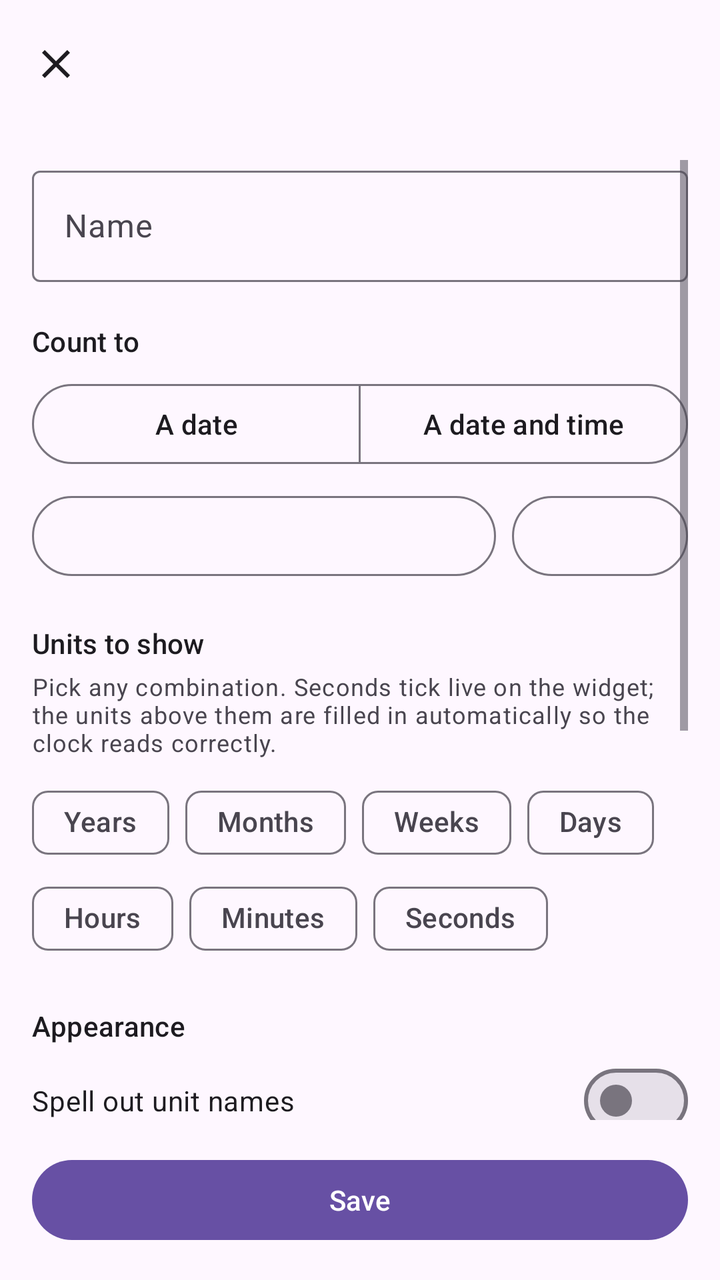
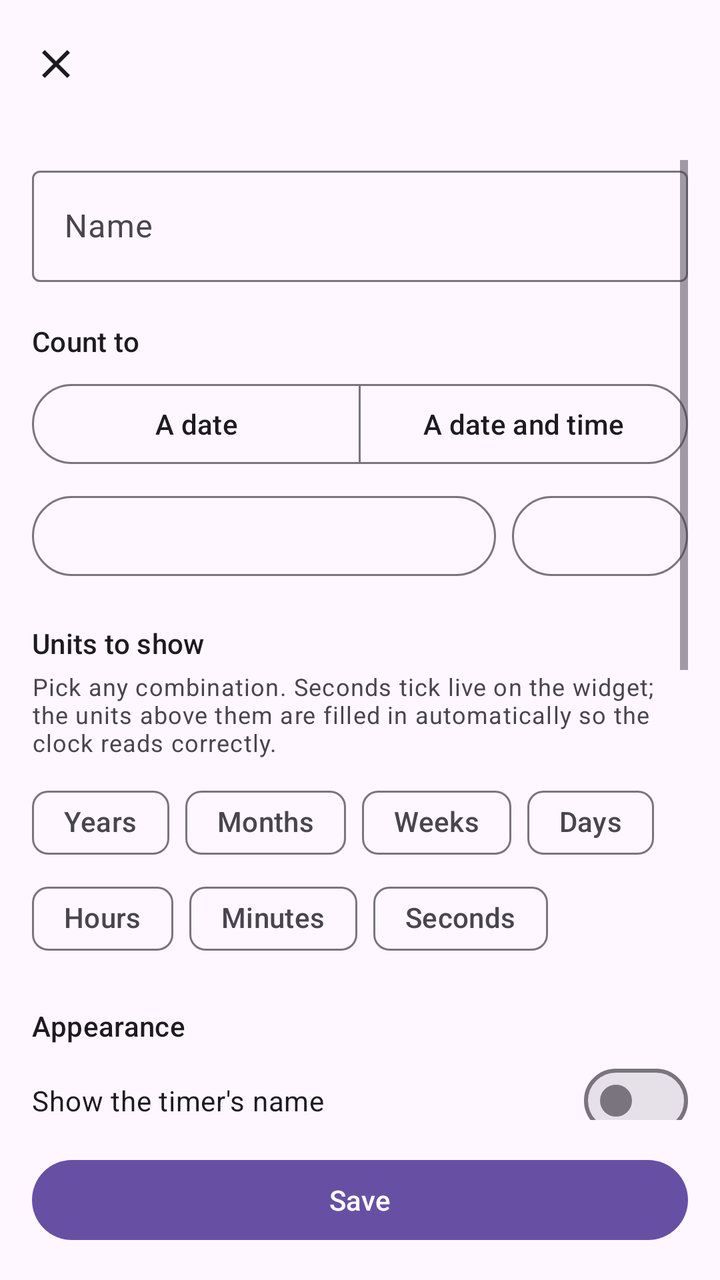

Before-and-after screenshots of an Android layout around one commit, followed by the original layout XML and the change that was made.
<!-- AndroidManifest.xml: application theme Theme.CountdownWidgets -->
<!-- res/layout/activity_edit_timer.xml -->
<?xml version="1.0" encoding="utf-8"?>
<LinearLayout xmlns:android="http://schemas.android.com/apk/res/android"
    xmlns:app="http://schemas.android.com/apk/res-auto"
    android:layout_width="match_parent"
    android:layout_height="match_parent"
    android:fitsSystemWindows="true"
    android:orientation="vertical">

    <com.google.android.material.appbar.AppBarLayout
        android:layout_width="match_parent"
        android:layout_height="wrap_content">

        <com.google.android.material.appbar.MaterialToolbar
            android:id="@+id/toolbar"
            android:layout_width="match_parent"
            android:layout_height="?attr/actionBarSize"
            app:navigationIcon="@drawable/ic_close" />
    </com.google.android.material.appbar.AppBarLayout>

    <ScrollView
        android:layout_width="match_parent"
        android:layout_height="0dp"
        android:layout_weight="1"
        android:clipToPadding="false"
        android:padding="@dimen/screen_margin">

        <LinearLayout
            android:layout_width="match_parent"
            android:layout_height="wrap_content"
            android:orientation="vertical">

            <com.google.android.material.textfield.TextInputLayout
                android:id="@+id/name_layout"
                style="@style/Widget.Material3.TextInputLayout.OutlinedBox"
                android:layout_width="match_parent"
                android:layout_height="wrap_content"
                android:hint="@string/timer_name">

                <com.google.android.material.textfield.TextInputEditText
                    android:id="@+id/name"
                    android:layout_width="match_parent"
                    android:layout_height="wrap_content"
                    android:inputType="textCapSentences"
                    android:maxLines="1" />
            </com.google.android.material.textfield.TextInputLayout>

            
            <TextView
                android:layout_width="match_parent"
                android:layout_height="wrap_content"
                android:paddingTop="@dimen/section_spacing"
                android:paddingBottom="8dp"
                android:text="@string/target_section"
                android:textAppearance="?attr/textAppearanceTitleSmall" />

            <com.google.android.material.button.MaterialButtonToggleGroup
                android:id="@+id/precision_group"
                android:layout_width="match_parent"
                android:layout_height="wrap_content"
                app:selectionRequired="true"
                app:singleSelection="true">

                <com.google.android.material.button.MaterialButton
                    android:id="@+id/precision_date"
                    style="?attr/materialButtonOutlinedStyle"
                    android:layout_width="0dp"
                    android:layout_height="wrap_content"
                    android:layout_weight="1"
                    android:text="@string/precision_date" />

                <com.google.android.material.button.MaterialButton
                    android:id="@+id/precision_date_time"
                    style="?attr/materialButtonOutlinedStyle"
                    android:layout_width="0dp"
                    android:layout_height="wrap_content"
                    android:layout_weight="1"
                    android:text="@string/precision_date_time" />
            </com.google.android.material.button.MaterialButtonToggleGroup>

            <LinearLayout
                android:layout_width="match_parent"
                android:layout_height="wrap_content"
                android:orientation="horizontal"
                android:paddingTop="8dp">

                <com.google.android.material.button.MaterialButton
                    android:id="@+id/date"
                    style="?attr/materialButtonOutlinedStyle"
                    android:layout_width="0dp"
                    android:layout_height="wrap_content"
                    android:layout_weight="1" />

                <com.google.android.material.button.MaterialButton
                    android:id="@+id/time"
                    style="?attr/materialButtonOutlinedStyle"
                    android:layout_width="wrap_content"
                    android:layout_height="wrap_content"
                    android:layout_marginStart="8dp" />
            </LinearLayout>

            
            <TextView
                android:layout_width="match_parent"
                android:layout_height="wrap_content"
                android:paddingTop="@dimen/section_spacing"
                android:paddingBottom="4dp"
                android:text="@string/units_section"
                android:textAppearance="?attr/textAppearanceTitleSmall" />

            <TextView
                android:id="@+id/units_hint"
                android:layout_width="match_parent"
                android:layout_height="wrap_content"
                android:paddingBottom="8dp"
                android:text="@string/units_hint"
                android:textAppearance="?attr/textAppearanceBodySmall" />

            <com.google.android.material.chip.ChipGroup
                android:id="@+id/calendar_units"
                android:layout_width="match_parent"
                android:layout_height="wrap_content">

                <com.google.android.material.chip.Chip
                    android:id="@+id/unit_year"
                    style="@style/Widget.Material3.Chip.Filter"
                    android:layout_width="wrap_content"
                    android:layout_height="wrap_content"
                    android:text="@string/unit_years" />

                <com.google.android.material.chip.Chip
                    android:id="@+id/unit_month"
                    style="@style/Widget.Material3.Chip.Filter"
                    android:layout_width="wrap_content"
                    android:layout_height="wrap_content"
                    android:text="@string/unit_months" />

                <com.google.android.material.chip.Chip
                    android:id="@+id/unit_week"
                    style="@style/Widget.Material3.Chip.Filter"
                    android:layout_width="wrap_content"
                    android:layout_height="wrap_content"
                    android:text="@string/unit_weeks" />

                <com.google.android.material.chip.Chip
                    android:id="@+id/unit_day"
                    style="@style/Widget.Material3.Chip.Filter"
                    android:layout_width="wrap_content"
                    android:layout_height="wrap_content"
                    android:text="@string/unit_days" />
            </com.google.android.material.chip.ChipGroup>

            <com.google.android.material.chip.ChipGroup
                android:id="@+id/clock_units"
                android:layout_width="match_parent"
                android:layout_height="wrap_content">

                <com.google.android.material.chip.Chip
                    android:id="@+id/unit_hour"
                    style="@style/Widget.Material3.Chip.Filter"
                    android:layout_width="wrap_content"
                    android:layout_height="wrap_content"
                    android:text="@string/unit_hours" />

                <com.google.android.material.chip.Chip
                    android:id="@+id/unit_minute"
                    style="@style/Widget.Material3.Chip.Filter"
                    android:layout_width="wrap_content"
                    android:layout_height="wrap_content"
                    android:text="@string/unit_minutes" />

                <com.google.android.material.chip.Chip
                    android:id="@+id/unit_second"
                    style="@style/Widget.Material3.Chip.Filter"
                    android:layout_width="wrap_content"
                    android:layout_height="wrap_content"
                    android:text="@string/unit_seconds" />
            </com.google.android.material.chip.ChipGroup>

            
            <TextView
                android:layout_width="match_parent"
                android:layout_height="wrap_content"
                android:paddingTop="@dimen/section_spacing"
                android:paddingBottom="4dp"
                android:text="@string/style_section"
                android:textAppearance="?attr/textAppearanceTitleSmall" />

            <com.google.android.material.materialswitch.MaterialSwitch
                android:id="@+id/long_labels"
                android:layout_width="match_parent"
                android:layout_height="wrap_content"
                android:minHeight="48dp"
                android:text="@string/long_labels" />

            <com.google.android.material.materialswitch.MaterialSwitch
                android:id="@+id/show_background"
                android:layout_width="match_parent"
                android:layout_height="wrap_content"
                android:minHeight="48dp"
                android:text="@string/show_background" />

            
            <TextView
                android:id="@+id/text_theme_label"
                android:layout_width="match_parent"
                android:layout_height="wrap_content"
                android:paddingTop="8dp"
                android:paddingBottom="8dp"
                android:text="@string/text_color"
                android:textAppearance="?attr/textAppearanceBodyMedium" />

            <com.google.android.material.button.MaterialButtonToggleGroup
                android:id="@+id/text_theme_group"
                android:layout_width="match_parent"
                android:layout_height="wrap_content"
                app:selectionRequired="true"
                app:singleSelection="true">

                <com.google.android.material.button.MaterialButton
                    android:id="@+id/text_theme_auto"
                    style="?attr/materialButtonOutlinedStyle"
                    android:layout_width="0dp"
                    android:layout_height="wrap_content"
                    android:layout_weight="1"
                    android:text="@string/text_color_auto" />

                <com.google.android.material.button.MaterialButton
                    android:id="@+id/text_theme_light"
                    style="?attr/materialButtonOutlinedStyle"
                    android:layout_width="0dp"
                    android:layout_height="wrap_content"
                    android:layout_weight="1"
                    android:text="@string/text_color_light" />

                <com.google.android.material.button.MaterialButton
                    android:id="@+id/text_theme_dark"
                    style="?attr/materialButtonOutlinedStyle"
                    android:layout_width="0dp"
                    android:layout_height="wrap_content"
                    android:layout_weight="1"
                    android:text="@string/text_color_dark" />
            </com.google.android.material.button.MaterialButtonToggleGroup>

            
            <TextView
                android:layout_width="match_parent"
                android:layout_height="wrap_content"
                android:paddingTop="@dimen/section_spacing"
                android:paddingBottom="8dp"
                android:text="@string/preview_section"
                android:textAppearance="?attr/textAppearanceTitleSmall" />

            <com.google.android.material.card.MaterialCardView
                android:id="@+id/preview_card"
                style="@style/Widget.Material3.CardView.Filled"
                android:layout_width="match_parent"
                android:layout_height="wrap_content">

                <LinearLayout
                    android:layout_width="match_parent"
                    android:layout_height="wrap_content"
                    android:gravity="center"
                    android:orientation="vertical"
                    android:padding="20dp">

                    
                    <TextView
                        android:id="@+id/preview_name"
                        android:layout_width="wrap_content"
                        android:layout_height="wrap_content"
                        android:paddingBottom="4dp"
                        android:textAppearance="?attr/textAppearanceBodySmall" />

                    <TextView
                        android:id="@+id/preview_value"
                        android:layout_width="wrap_content"
                        android:layout_height="wrap_content"
                        android:textAppearance="?attr/textAppearanceHeadlineMedium"
                        android:textColor="?attr/colorPrimary" />

                    <TextView
                        android:id="@+id/preview_footer"
                        android:layout_width="wrap_content"
                        android:layout_height="wrap_content"
                        android:paddingTop="4dp"
                        android:textAppearance="?attr/textAppearanceBodySmall" />
                </LinearLayout>
            </com.google.android.material.card.MaterialCardView>
        </LinearLayout>
    </ScrollView>

    <com.google.android.material.button.MaterialButton
        android:id="@+id/save"
        android:layout_width="match_parent"
        android:layout_height="wrap_content"
        android:layout_margin="@dimen/screen_margin"
        android:text="@string/save" />
</LinearLayout>
<!-- resources referenced by this layout -->
<resources>
  <dimen name="screen_margin">16dp</dimen>
  <dimen name="section_spacing">20dp</dimen>
  <!-- drawable ic_close (drawable) -->
  <?xml version="1.0" encoding="utf-8"?>
  <vector xmlns:android="http://schemas.android.com/apk/res/android"
      android:width="24dp"
      android:height="24dp"
      android:tint="?attr/colorOnSurface"
      android:viewportWidth="24"
      android:viewportHeight="24">
      <path
          android:fillColor="@android:color/white"
          android:pathData="M19,6.41L17.59,5 12,10.59 6.41,5 5,6.41 10.59,12 5,17.59 6.41,19 12,13.41 17.59,19 19,17.59 13.41,12z" />
  </vector>
  <string name="long_labels">Spell out unit names</string>
  <string name="precision_date">A date</string>
  <string name="precision_date_time">A date and time</string>
  <string name="preview_section">Preview</string>
  <string name="save">Save</string>
  <string name="show_background">Show a solid background behind the widget</string>
  <string name="style_section">Appearance</string>
  <string name="target_section">Count to</string>
  <string name="text_color">Text color on the wallpaper</string>
  <string name="text_color_auto">Auto</string>
  <string name="text_color_dark">Dark</string>
  <string name="text_color_light">Light</string>
  <string name="timer_name">Name</string>
  <string name="unit_days">Days</string>
  <string name="unit_hours">Hours</string>
  <string name="unit_minutes">Minutes</string>
  <string name="unit_months">Months</string>
  <string name="unit_seconds">Seconds</string>
  <string name="unit_weeks">Weeks</string>
  <string name="unit_years">Years</string>
  <string name="units_hint">Pick any combination. Seconds tick live on the widget; the units above them are filled in automatically so the clock reads correctly.</string>
  <string name="units_section">Units to show</string>
  <style name="Theme.CountdownWidgets" parent="Theme.Material3.DayNight.NoActionBar" />
</resources>

<!-- the commit's change to res/layout/activity_edit_timer.xml (unified diff, before → after) -->
@@ -184,6 +184,20 @@
                 android:paddingBottom="4dp"
                 android:text="@string/style_section"
                 android:textAppearance="?attr/textAppearanceTitleSmall" />
+
+            <com.google.android.material.materialswitch.MaterialSwitch
+                android:id="@+id/show_name"
+                android:layout_width="match_parent"
+                android:layout_height="wrap_content"
+                android:minHeight="48dp"
+                android:text="@string/show_name" />
+
+            <com.google.android.material.materialswitch.MaterialSwitch
+                android:id="@+id/show_target"
+                android:layout_width="match_parent"
+                android:layout_height="wrap_content"
+                android:minHeight="48dp"
+                android:text="@string/show_target" />
 
             <com.google.android.material.materialswitch.MaterialSwitch
                 android:id="@+id/long_labels"
<!-- resource entries referenced after the edit -->
@@ -20,6 +20,8 @@
   <string name="preview_section">Preview</string>
   <string name="save">Save</string>
   <string name="show_background">Show a solid background behind the widget</string>
+  <string name="show_name">Show the timer\'s name</string>
+  <string name="show_target">Show the date it counts to</string>
   <string name="style_section">Appearance</string>
   <string name="target_section">Count to</string>
   <string name="text_color">Text color on the wallpaper</string>
